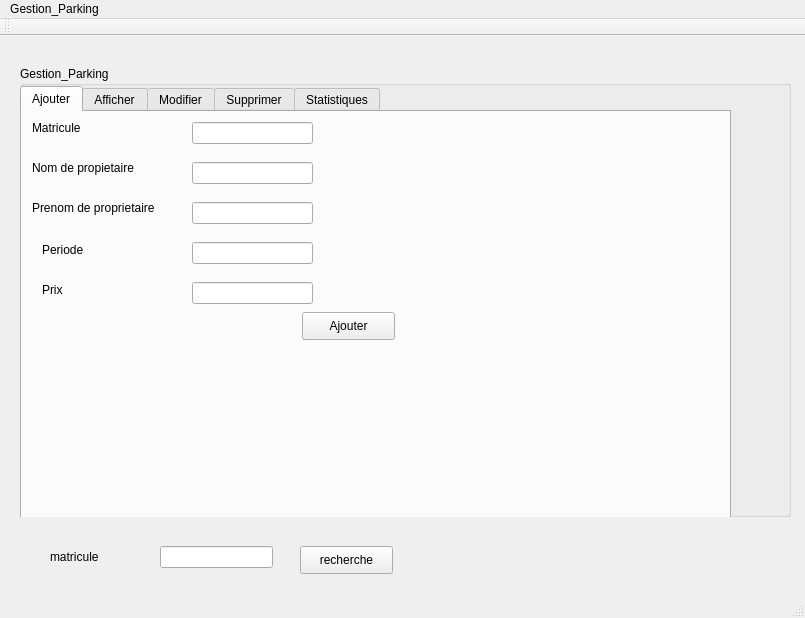
Above: mainwindow.ui from rayen147/Projet before the change. Below: the same form after it.
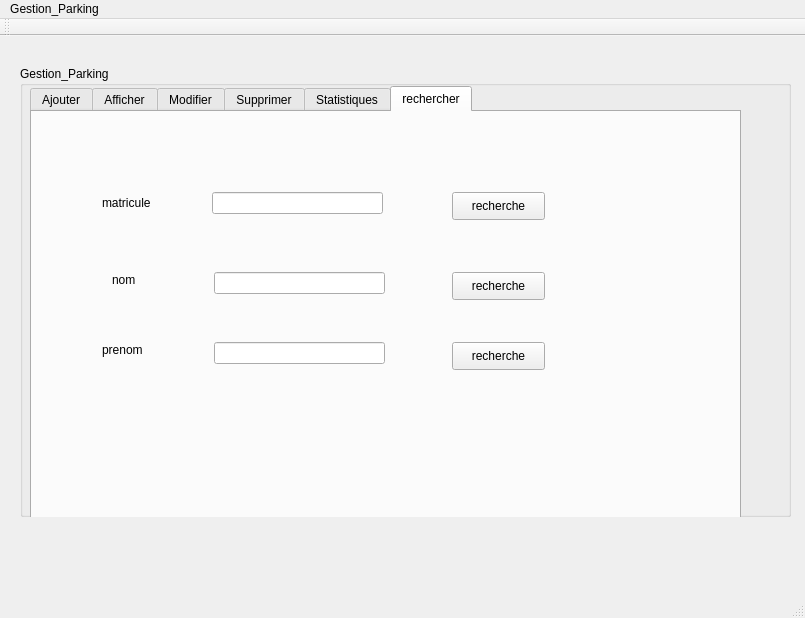
That is the form after the change. The open tabs and pages were chosen to show the change. Custom widgets are drawn as their Qt base class.

Diff of the .ui file:
```diff
--- a/mainwindow.ui
+++ b/mainwindow.ui
@@ -29,7 +29,7 @@
     <widget class="QTabWidget" name="Ajouter">
      <property name="geometry">
       <rect>
-       <x>0</x>
+       <x>10</x>
        <y>20</y>
        <width>711</width>
        <height>461</height>
@@ -389,14 +389,52 @@
       <attribute name="title">
        <string>Statistiques</string>
       </attribute>
-     </widget>
-    </widget>
+      <widget class="QCustomPlot" name="plot">
+       <property name="geometry">
+        <rect>
+         <x>110</x>
+         <y>60</y>
+         <width>481</width>
+         <height>291</height>
+        </rect>
+       </property>
+       <property name="text">
+        <string/>
+       </property>
+      </widget>
+     </widget>
+     <widget class="QWidget" name="tab_6">
+      <attribute name="title">
+       <string>rechercher</string>
+      </attribute>
+      <widget class="QLineEdit" name="lr_matricule">
+       <property name="geometry">
+        <rect>
+         <x>180</x>
+         <y>80</y>
+         <width>171</width>
+         <height>22</height>
+        </rect>
+       </property>
+      </widget>
+      <widget class="QPushButton" name="recherche_matricule">
+       <property name="geometry">
+        <rect>
+         <x>420</x>
+         <y>80</y>
+         <width>93</width>
+         <height>28</height>
+        </rect>
+       </property>
+       <property name="text">
+        <string>recherche</string>
+       </property>
    </widget>
    <widget class="QLabel" name="label_13">
     <property name="geometry">
      <rect>
-      <x>50</x>
-      <y>510</y>
+         <x>70</x>
+         <y>80</y>
       <width>81</width>
       <height>21</height>
      </rect>
@@ -405,21 +443,34 @@
      <string>matricule</string>
     </property>
    </widget>
-   <widget class="QLineEdit" name="lr_matricule">
+      <widget class="QLineEdit" name="lr_nom">
     <property name="geometry">
      <rect>
-      <x>160</x>
-      <y>510</y>
-      <width>113</width>
+         <x>182</x>
+         <y>160</y>
+         <width>171</width>
       <height>22</height>
      </rect>
     </property>
    </widget>
-   <widget class="QPushButton" name="recherche_matricule">
+      <widget class="QLabel" name="label_5">
     <property name="geometry">
      <rect>
-      <x>300</x>
-      <y>510</y>
+         <x>80</x>
+         <y>160</y>
+         <width>56</width>
+         <height>16</height>
+        </rect>
+       </property>
+       <property name="text">
+        <string>nom</string>
+       </property>
+      </widget>
+      <widget class="QPushButton" name="recherche_nom">
+       <property name="geometry">
+        <rect>
+         <x>420</x>
+         <y>160</y>
       <width>93</width>
       <height>28</height>
      </rect>
@@ -427,6 +478,45 @@
     <property name="text">
      <string>recherche</string>
     </property>
+      </widget>
+      <widget class="QLabel" name="label_14">
+       <property name="geometry">
+        <rect>
+         <x>70</x>
+         <y>230</y>
+         <width>56</width>
+         <height>16</height>
+        </rect>
+       </property>
+       <property name="text">
+        <string>prenom</string>
+       </property>
+      </widget>
+      <widget class="QLineEdit" name="lr_prenom">
+       <property name="geometry">
+        <rect>
+         <x>182</x>
+         <y>230</y>
+         <width>171</width>
+         <height>22</height>
+        </rect>
+       </property>
+      </widget>
+      <widget class="QPushButton" name="recherche_prenom">
+       <property name="geometry">
+        <rect>
+         <x>420</x>
+         <y>230</y>
+         <width>93</width>
+         <height>28</height>
+        </rect>
+       </property>
+       <property name="text">
+        <string>recherche</string>
+       </property>
+      </widget>
+     </widget>
+    </widget>
    </widget>
   </widget>
   <widget class="QMenuBar" name="menuBar">
@@ -456,6 +546,13 @@
   <widget class="QStatusBar" name="statusBar"/>
  </widget>
  <layoutdefault spacing="6" margin="11"/>
+ <customwidgets>
+  <customwidget>
+   <class>QCustomPlot</class>
+   <extends>QLabel</extends>
+   <header>qcustomplot.h</header>
+  </customwidget>
+ </customwidgets>
  <resources/>
  <connections/>
 </ui>
```
Left out of the diff: 69 changed lines with no effect on the pictures. Lines whose indentation alone changed are shown as unchanged.
